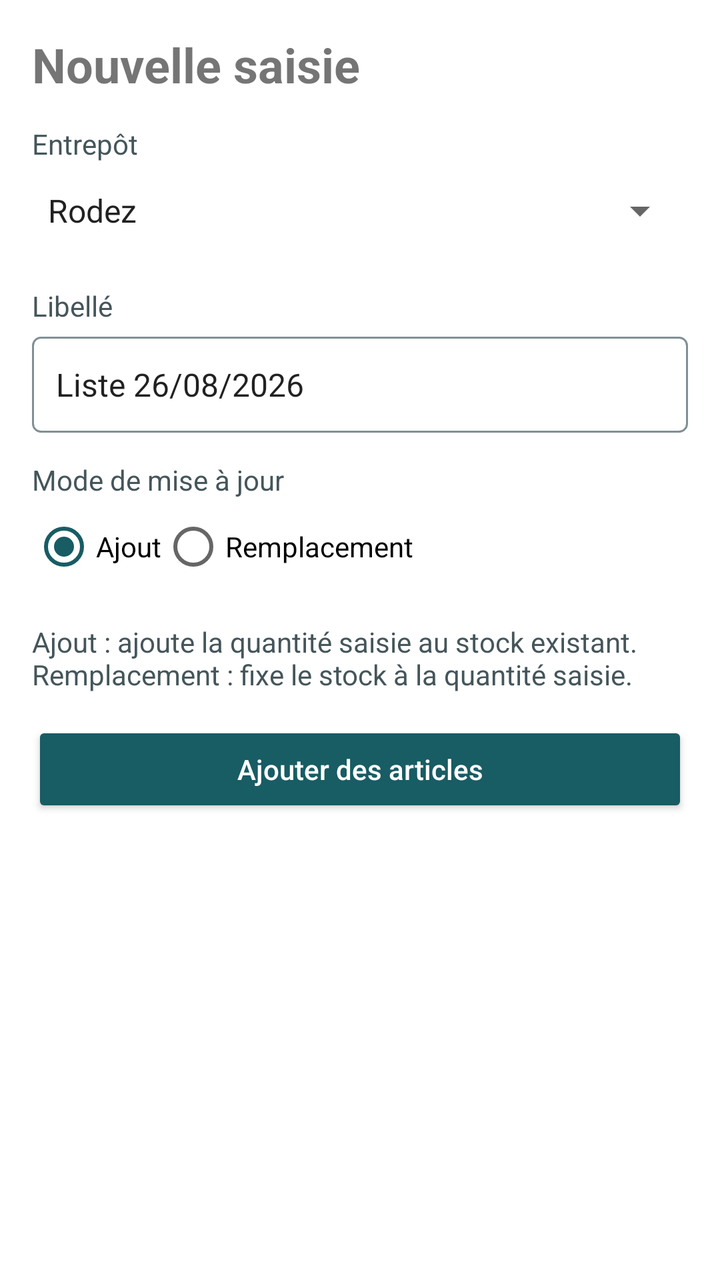
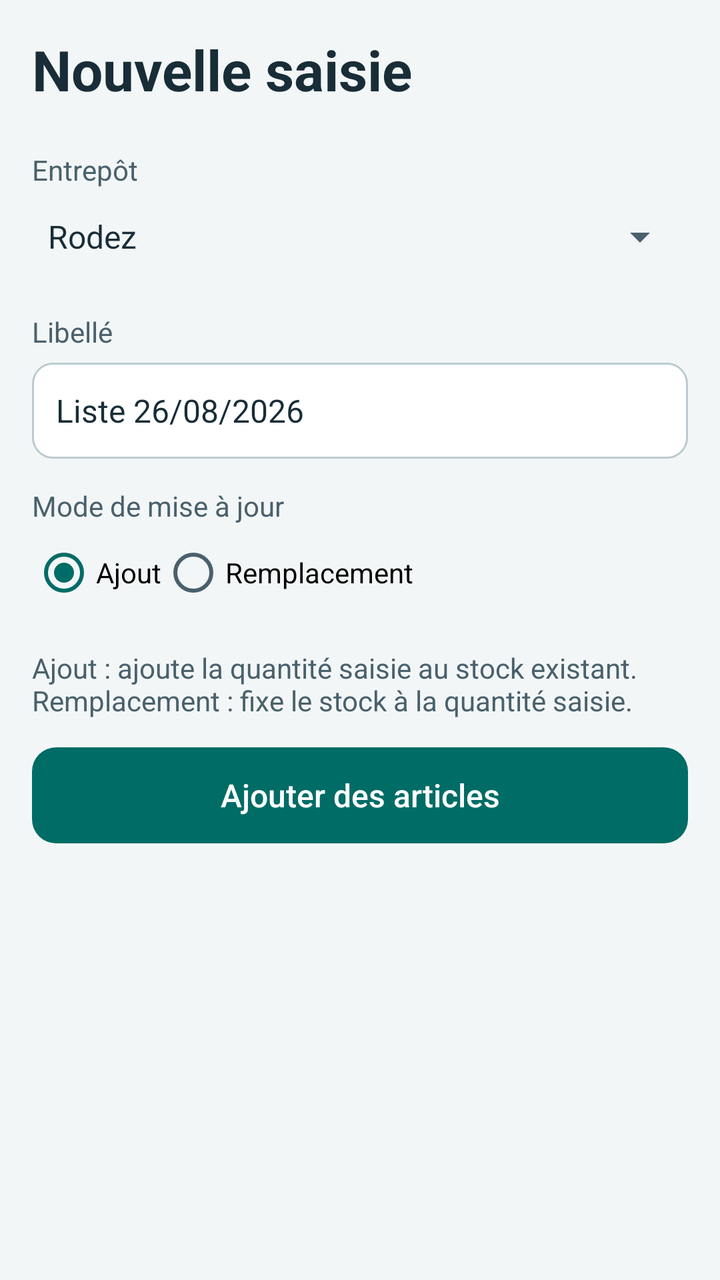

Screens rendered from an Android XML layout before and after an edit, with the pre-edit source and the edit as a unified diff.
<!-- AndroidManifest.xml: application theme AppTheme -->
<!-- res/layout/fragment_entry.xml -->
<ScrollView
    xmlns:android="http://schemas.android.com/apk/res/android"
    android:layout_width="match_parent"
    android:layout_height="match_parent"
    android:background="@android:color/white">
    <LinearLayout
        android:padding="16dp"
        android:layout_width="match_parent"
        android:layout_height="wrap_content"
        android:orientation="vertical"
        android:focusableInTouchMode="true">
        <TextView
            android:layout_width="match_parent"
            android:layout_height="wrap_content"
            android:text="@string/entry_title"
            android:textStyle="bold"
            android:textSize="24sp" />
        <TextView
            style="@style/LoginLabel"
            android:text="@string/entry_warehouse"
            android:labelFor="@+id/entry_warehouse" />
        <Spinner
            android:layout_width="match_parent"
            android:layout_height="wrap_content"
            android:id="@id/entry_warehouse"
            android:minHeight="48dp"
            android:entries="@array/entry_warehouses"
            android:prompt="@string/entry_warehouse" />
        <TextView
            style="@style/LoginLabel"
            android:text="@string/entry_label"
            android:labelFor="@+id/entry_label" />
        <EditText
            style="@style/LoginField"
            android:id="@id/entry_label"
            android:text="@string/entry_example"
            android:inputType="textCapSentences"
            android:imeOptions="actionDone" />
        <TextView
            style="@style/LoginLabel"
            android:text="@string/entry_mode"
            android:labelFor="@+id/entry_mode" />
        <RadioGroup
            android:layout_width="match_parent"
            android:layout_height="wrap_content"
            android:id="@id/entry_mode"
            android:orientation="horizontal"
            android:checkedButton="@+id/entry_add">
            <RadioButton
                android:id="@+id/entry_add"
                android:layout_width="wrap_content"
                android:layout_height="wrap_content"
                android:minHeight="48dp"
                android:text="@string/entry_add" />
            <RadioButton
                android:id="@+id/entry_replace"
                android:layout_width="wrap_content"
                android:layout_height="wrap_content"
                android:minHeight="48dp"
                android:text="@string/entry_replace" />
        </RadioGroup>
        <TextView
            style="@style/LoginLabel"
            android:text="@string/entry_help" />
        <Button
            android:layout_width="match_parent"
            android:layout_height="wrap_content"
            android:id="@+id/add_articles"
            android:text="@string/entry_articles"
            android:minHeight="48dp"
            android:layout_marginTop="14dp"
            android:textAllCaps="false"
            android:backgroundTint="@color/accent"
            android:textColor="@android:color/white" />
    </LinearLayout>
</ScrollView>
<!-- resources referenced by this layout -->
<resources>
  <color name="accent">#185C64</color>
  <style name="LoginLabel">
          <item name="android:layout_width">match_parent</item>
          <item name="android:layout_height">wrap_content</item>
          <item name="android:layout_marginTop">14dp</item>
          <item name="android:textSize">14sp</item>
          <item name="android:textColor">#45565B</item>
      </style>
  <style name="AppTheme" parent="android:style/Theme.Material.Light.NoActionBar">
          <item name="android:colorAccent">@color/accent</item>
          <item name="android:windowBackground">@android:color/white</item>
      </style>
  <!-- drawable login_field (drawable) -->
  <selector xmlns:android="http://schemas.android.com/apk/res/android">
      <item android:state_focused="true">
          <shape>
              <solid android:color="@android:color/white" />
              <stroke android:width="2dp" android:color="@color/accent" />
              <corners android:radius="4dp" />
          </shape>
      </item>
      <item>
          <shape>
              <solid android:color="@android:color/white" />
              <stroke android:width="1dp" android:color="#809094" />
              <corners android:radius="4dp" />
          </shape>
      </item>
  </selector>
  <!-- unchanged entries left out for length: 11 -->
</resources>

<!-- the commit's change to res/layout/fragment_entry.xml (unified diff, before → after) -->
@@ -2,7 +2,7 @@
     xmlns:android="http://schemas.android.com/apk/res/android"
     android:layout_width="match_parent"
     android:layout_height="match_parent"
-    android:background="@android:color/white">
+    android:background="@color/canvas">
     <LinearLayout
         android:padding="16dp"
         android:layout_width="match_parent"
@@ -10,11 +10,10 @@
         android:orientation="vertical"
         android:focusableInTouchMode="true">
         <TextView
+            style="@style/ScreenTitle"
             android:layout_width="match_parent"
             android:layout_height="wrap_content"
-            android:text="@string/entry_title"
-            android:textStyle="bold"
-            android:textSize="24sp" />
+            android:text="@string/entry_title" />
         <TextView
             style="@style/LoginLabel"
             android:text="@string/entry_warehouse"
@@ -63,14 +62,13 @@
             style="@style/LoginLabel"
             android:text="@string/entry_help" />
         <Button
+            style="@style/StockPrimary"
             android:layout_width="match_parent"
             android:layout_height="wrap_content"
             android:id="@+id/add_articles"
             android:text="@string/entry_articles"
             android:minHeight="48dp"
             android:layout_marginTop="14dp"
-            android:textAllCaps="false"
-            android:backgroundTint="@color/accent"
-            android:textColor="@android:color/white" />
+            android:textAllCaps="false" />
     </LinearLayout>
 </ScrollView>
<!-- resource entries referenced after the edit -->
@@ -1,16 +1,84 @@
 <!-- resources referenced by this layout -->
 <resources>
-  <color name="accent">#185C64</color>
+  <color name="canvas">#F3F6F7</color>
+  <color name="accent">#006C66</color>
+  <style name="StockInput" parent="android:style/Widget.Material.EditText">
+          <item name="android:background">@drawable/login_field</item>
+          <item name="android:backgroundTint">@null</item>
+          <item name="android:textColor">@color/ink</item>
+          <item name="android:textColorHint">@color/muted</item>
+          <item name="android:padding">12dp</item>
+          <item name="android:minHeight">50dp</item>
+          <item name="android:textSize">16sp</item>
+      </style>
+  <color name="header_surface">#143541</color>
+  <color name="outline">#BACBD0</color>
+  <!-- drawable action_secondary (drawable) -->
+  <ripple xmlns:android="http://schemas.android.com/apk/res/android" android:color="?android:attr/colorControlHighlight">
+      <item>
+          <selector>
+              <item android:state_enabled="false" android:drawable="@drawable/disabled_fill" />
+              <item android:state_focused="true" android:drawable="@drawable/action_focus_secondary" />
+              <item android:drawable="@drawable/surface_card" />
+          </selector>
+      </item>
+  </ripple>
+  <!-- drawable disabled_fill (drawable) -->
+  <shape xmlns:android="http://schemas.android.com/apk/res/android">
+      <solid android:color="@color/disabled_surface" />
+      <corners android:radius="12dp" />
+  </shape>
+  <!-- drawable action_focus_primary (drawable) -->
+  <shape xmlns:android="http://schemas.android.com/apk/res/android">
+      <solid android:color="@color/accent" />
+      <corners android:radius="12dp" />
+      <stroke android:width="2dp" android:color="@color/ink" />
+  </shape>
+  <!-- drawable accent_fill (drawable) -->
+  <shape xmlns:android="http://schemas.android.com/apk/res/android">
+      <solid android:color="@color/accent" />
+      <corners android:radius="12dp" />
+  </shape>
+  <!-- drawable action_focus_secondary (drawable) -->
+  <shape xmlns:android="http://schemas.android.com/apk/res/android">
+      <solid android:color="@color/soft" />
+      <corners android:radius="12dp" />
+      <stroke android:width="2dp" android:color="@color/ink" />
+  </shape>
+  <!-- drawable surface_card (drawable) -->
+  <shape xmlns:android="http://schemas.android.com/apk/res/android">
+      <solid android:color="@android:color/white" />
+      <corners android:radius="14dp" />
+      <stroke android:width="1dp" android:color="@color/outline" />
+  </shape>
+  <color name="disabled_surface">#E0E7E9</color>
+  <color name="soft">#E1F4EF</color>
   <style name="LoginLabel">
           <item name="android:layout_width">match_parent</item>
           <item name="android:layout_height">wrap_content</item>
           <item name="android:layout_marginTop">14dp</item>
           <item name="android:textSize">14sp</item>
-          <item name="android:textColor">#45565B</item>
+          <item name="android:textColor">@color/muted</item>
+      </style>
+  <style name="ScreenTitle">
+          <item name="android:textSize">28sp</item>
+          <item name="android:textColor">@color/ink</item>
+          <item name="android:textStyle">bold</item>
+          <item name="android:layout_marginBottom">8dp</item>
+      </style>
+  <style name="StockPrimary" parent="StockButton">
+          <item name="android:background">@drawable/action_primary</item>
+          <item name="android:textColor">@color/action_primary</item>
       </style>
   <style name="AppTheme" parent="android:style/Theme.Material.Light.NoActionBar">
           <item name="android:colorAccent">@color/accent</item>
-          <item name="android:windowBackground">@android:color/white</item>
+          <item name="android:windowBackground">@color/canvas</item>
+          <item name="android:buttonStyle">@style/StockButton</item>
+          <item name="android:editTextStyle">@style/StockInput</item>
+          <item name="android:textColorPrimary">@color/ink</item>
+          <item name="android:textColorSecondary">@color/muted</item>
+          <item name="android:statusBarColor">@color/header_surface</item>
+          <item name="android:navigationBarColor">@color/header_surface</item>
       </style>
   <!-- drawable login_field (drawable) -->
   <selector xmlns:android="http://schemas.android.com/apk/res/android">
@@ -18,17 +86,44 @@
           <shape>
               <solid android:color="@android:color/white" />
               <stroke android:width="2dp" android:color="@color/accent" />
-              <corners android:radius="4dp" />
+              <corners android:radius="10dp" />
           </shape>
       </item>
       <item>
           <shape>
               <solid android:color="@android:color/white" />
-              <stroke android:width="1dp" android:color="#809094" />
-              <corners android:radius="4dp" />
+              <stroke android:width="1dp" android:color="@color/outline" />
+              <corners android:radius="10dp" />
           </shape>
       </item>
   </selector>
+  <color name="muted">#49616C</color>
+  <color name="ink">#182D37</color>
+  <style name="StockButton" parent="android:style/Widget.Material.Button">
+          <item name="android:background">@drawable/action_secondary</item>
+          <item name="android:backgroundTint">@null</item>
+          <item name="android:stateListAnimator">@null</item>
+          <item name="android:textColor">@color/action_secondary</item>
+          <item name="android:textAllCaps">false</item>
+          <item name="android:letterSpacing">0</item>
+          <item name="android:fontFamily">sans-serif-medium</item>
+          <item name="android:textSize">16sp</item>
+          <item name="android:minHeight">50dp</item>
+          <item name="android:paddingStart">16dp</item>
+          <item name="android:paddingEnd">16dp</item>
+          <item name="android:paddingTop">10dp</item>
+          <item name="android:paddingBottom">10dp</item>
+      </style>
+  <!-- drawable action_primary (drawable) -->
+  <ripple xmlns:android="http://schemas.android.com/apk/res/android" android:color="?android:attr/colorControlHighlight">
+      <item>
+          <selector>
+              <item android:state_enabled="false" android:drawable="@drawable/disabled_fill" />
+              <item android:state_focused="true" android:drawable="@drawable/action_focus_primary" />
+              <item android:drawable="@drawable/accent_fill" />
+          </selector>
+      </item>
+  </ripple>
   <!-- unchanged entries left out for length: 11 -->
 </resources>
 
